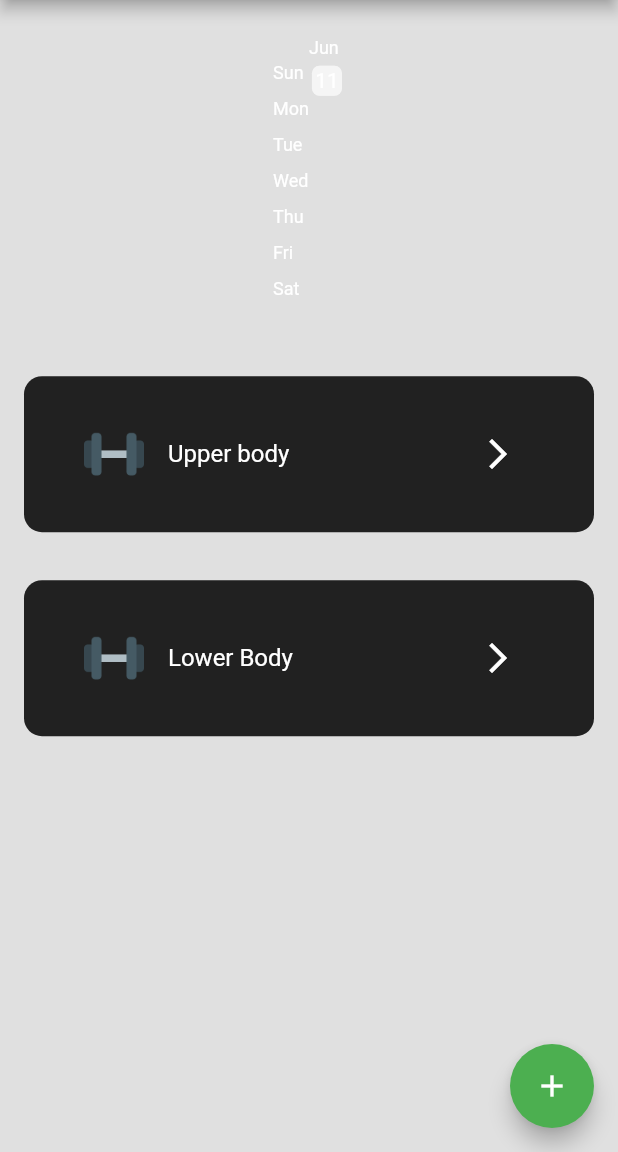
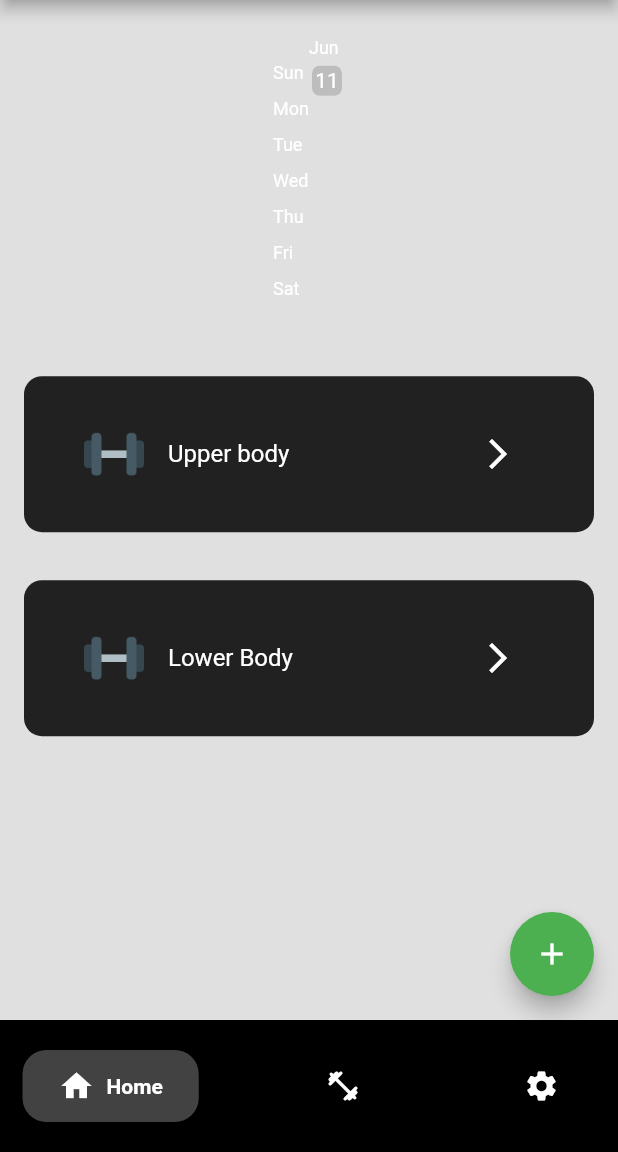
Before and after one commit to WillHAdair/WorkoutApplication, a Flutter app: the screen it shows after launch, on a phone screen of 412 x 824 dp, the part 84-1236 px from its top. Run offline on Flutter 3.47's test engine with Material 2 defaults, Android fonts, the phone set to English and light mode, and no system bars; drawn by our look-alikes of flutter_heatmap_calendar, flutter_slidable, google_nav_bar; our stand-ins replace hive, hive_flutter; accounts and stored records are empty.

Commit message:
Added Bottom navigation bar

```diff
--- a/lib/components/heat_map.dart
+++ b/lib/components/heat_map.dart
@@ -26,7 +26,7 @@ class CustomHeatMap extends StatelessWidget {
         colorsets: {
           -2: Colors.cyan.shade400, // Indicates Rest Days
           -1: Colors.red.shade300, // Reds indicate skipped days
-          0: Colors.grey.shade100, // this is to stop the heat map automatically setting everything to red
+          0: Colors.grey.shade400, // this is to stop the heat map automatically setting everything to red
           1: Colors.green.shade100,
           2: Colors.green.shade200,
           3: Colors.green.shade300,
--- a/lib/main.dart
+++ b/lib/main.dart
@@ -1,7 +1,7 @@
 import 'package:flutter/material.dart';
 import 'package:hive_flutter/adapters.dart';
 import 'package:provider/provider.dart';
-import 'package:workout_app/pages/home_page.dart';
+import 'package:workout_app/pages/nav_bar.dart';
 
 import 'data/workout_data.dart';
 
@@ -23,7 +23,7 @@ class MyApp extends StatelessWidget {
       create: (context) => WorkoutData(),
       child: MaterialApp(
         debugShowCheckedModeBanner:  false,
-        home: const HomePage(),
+        home: const BottomNavigation(),
         theme: ThemeData(primarySwatch: Colors.green),
       ),
     );
--- a/lib/pages/home_page.dart
+++ b/lib/pages/home_page.dart
@@ -150,10 +150,6 @@ void onDeletePress(String workoutName) {
         appBar: AppBar(
           title: const Text('Workout Tracker'),
         ),
-        floatingActionButton: FloatingActionButton(
-          onPressed: createNewWorkout,
-          child: const Icon(Icons.add),
-          ),
         body: ListView(
           children: [
             CustomHeatMap(datasets: value.heatMapDataSet, startDate: value.getStartDate()),
@@ -170,6 +166,10 @@ void onDeletePress(String workoutName) {
             ),
           ],
         ),
+        floatingActionButton: FloatingActionButton(
+          onPressed: createNewWorkout,
+          child: const Icon(Icons.add),
+        ),
       ),
     );
   }
--- /dev/null
+++ b/lib/pages/nav_bar.dart
@@ -0,0 +1,89 @@
+import 'package:flutter/material.dart';
+import 'package:google_nav_bar/google_nav_bar.dart';
+import 'package:workout_app/pages/home_page.dart';
+
+class BottomNavigation extends StatefulWidget {
+  const BottomNavigation({Key? key}) : super(key: key);
+
+  @override
+  _BottomNavigationState createState() => _BottomNavigationState();
+}
+
+class _BottomNavigationState extends State<BottomNavigation> {
+  int _currentIndex = 0;
+  late PageController _pageController;
+
+  @override
+  void initState() {
+    super.initState();
+    _pageController = PageController();
+  }
+
+  @override
+  void dispose() {
+    _pageController.dispose();
+    super.dispose();
+  }
+
+  @override
+  Widget build(BuildContext context) {
+    return Scaffold(
+      body: PageView(
+        controller: _pageController,
+        onPageChanged: (index) {
+          setState(() {
+            _currentIndex = index;
+          });
+        },
+        children: const [
+          HomePage(),
+          Scaffold(),
+          Scaffold(),
+        ],
+      ),
+      bottomNavigationBar: Container(
+        color: Colors.black,
+        child: Padding(
+          padding: const EdgeInsets.symmetric(horizontal: 15, vertical: 20),
+          child: GNav(
+            selectedIndex: _currentIndex,
+            onTabChange: (index) {
+              setState(() {
+                _currentIndex = index;
+                _pageController.animateToPage(
+                  index,
+                  duration: const Duration(milliseconds: 300),
+                  curve: Curves.easeInOut,
+                );
+              });
+            },
+            rippleColor: Colors.grey.shade800,
+            hoverColor: Colors.grey.shade800,
+            haptic: true,
+            tabBorderRadius: 16,
+            padding: const EdgeInsets.symmetric(horizontal: 24, vertical: 12),
+            duration: const Duration(milliseconds: 300),
+            gap: 8,
+            color: Colors.white,
+            activeColor: Colors.white,
+            tabBackgroundColor: Colors.grey.shade800,
+            tabs: const [
+              GButton(
+                icon: Icons.home,
+                text: 'Home',
+              ),
+              GButton(
+                icon: Icons.fitness_center_rounded,
+                text: 'Workouts',
+              ),
+              GButton(
+                icon: Icons.settings,
+                text: 'Settings',
+              ),
+            ],
+          ),
+        ),
+      ),
+    );
+  }
+}
--- a/pubspec.yaml
+++ b/pubspec.yaml
@@ -37,7 +37,7 @@ dependencies:
   hive_flutter: ^1.1.0
   flutter_heatmap_calendar: ^1.0.5
   flutter_slidable: ^1.2.0
-
+  google_nav_bar: ^5.0.6
 
 
 dev_dependencies:
```
Also changed, not shown: lib/pages/settings_page.dart (added), pubspec.lock.
